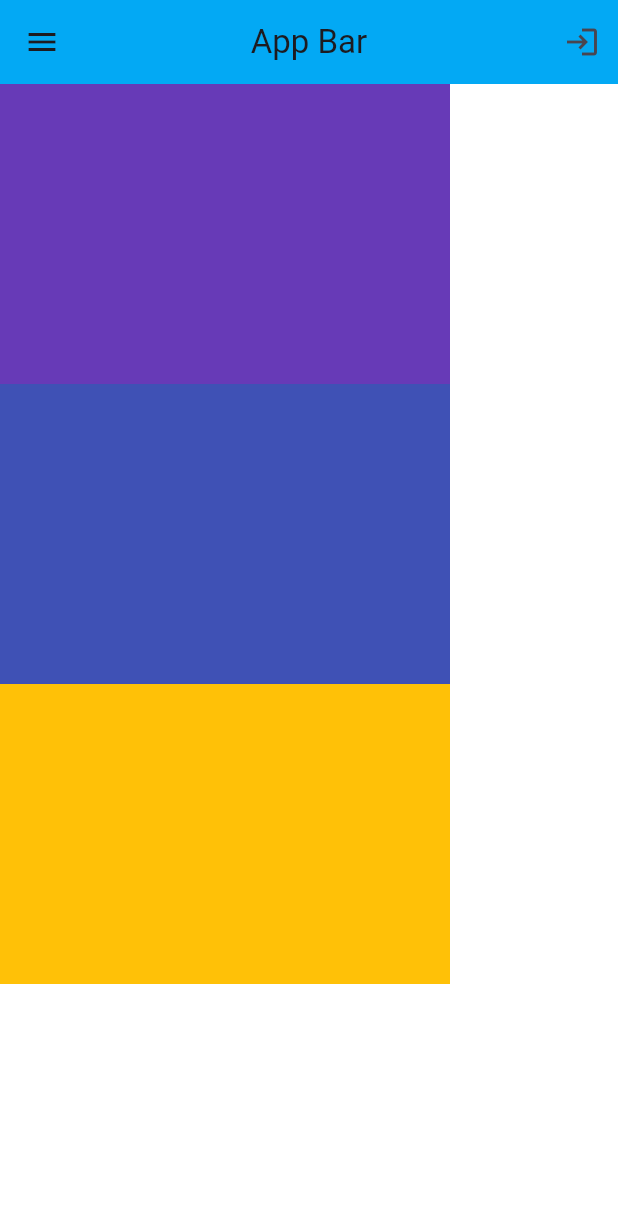
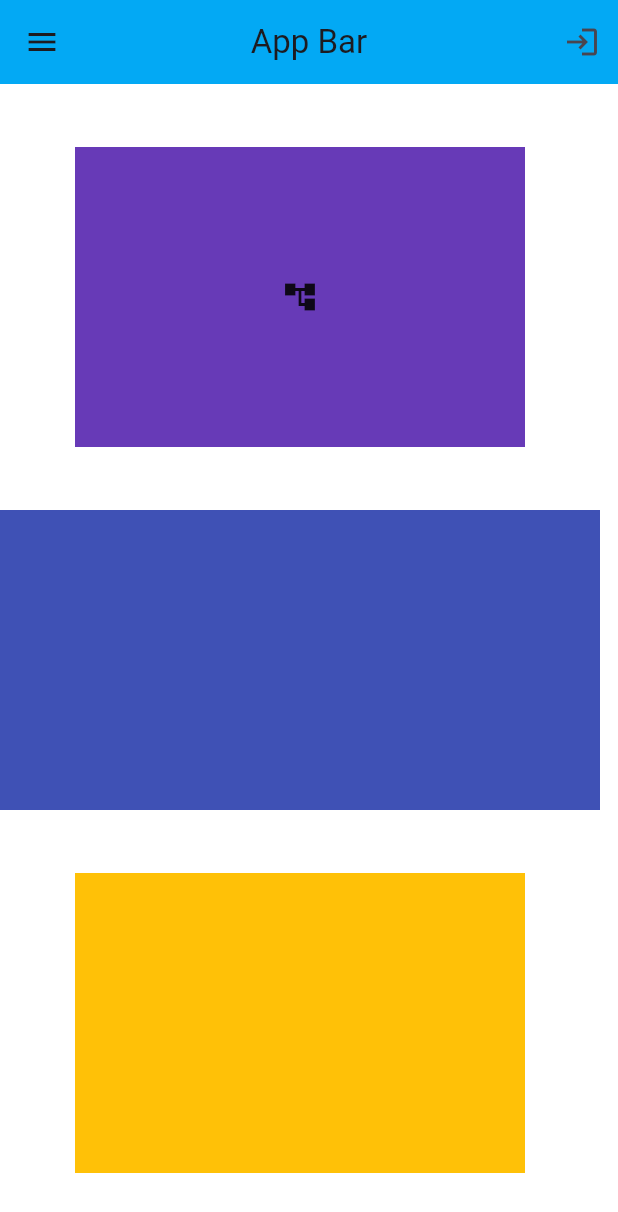
Before and after one commit to Kartikey2011yadav/flutter_ui, a Flutter app: the screen it shows after launch, on a phone screen of 412 x 824 dp. Shown: the top 1212 px of the screen. Run offline on Flutter 3.47's test engine with Material 3 defaults, Android fonts, the phone set to English and light mode, and no system bars.

Commit message:
column.dart update

```diff
--- a/lib/column.dart
+++ b/lib/column.dart
@@ -21,15 +21,18 @@ class column extends StatelessWidget {
           ],
         ),
         body: Column(
+          mainAxisAlignment: MainAxisAlignment.spaceEvenly,
+          crossAxisAlignment: CrossAxisAlignment.center,
           children: [
             Container(
               height: 200,
               width: 300,
               color: Colors.deepPurple ,
+              child: const Icon(Icons.account_tree,),
             ),
             Container(
               height: 200,
-              width: 300,
+              width: 400,
               color: Colors.indigo ,
             ),
             Container(
```
